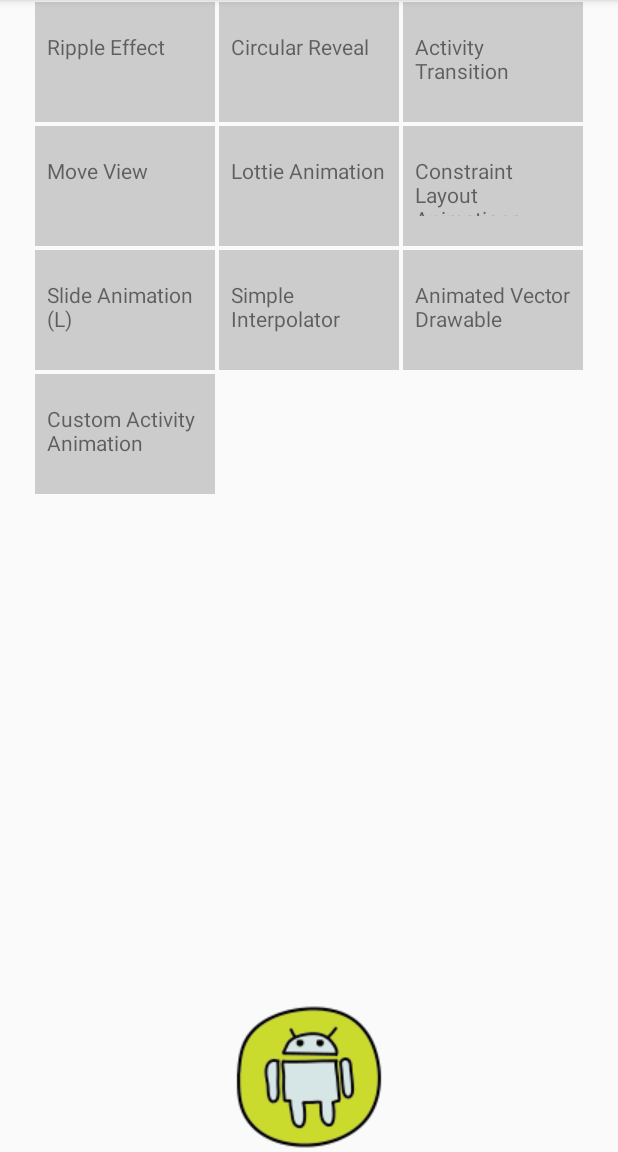
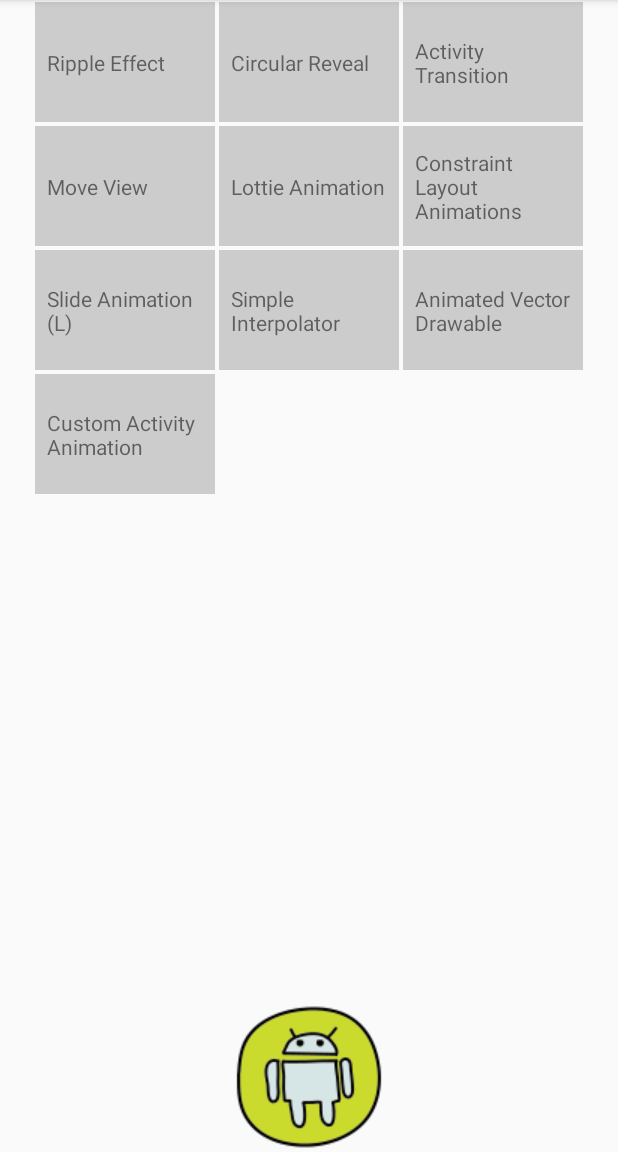
Before and after one commit to djnotes/MaterialAnimations, an Android app: the screen it shows after launch (MainActivity), on a phone screen of 412 x 824 dp, the part 84-1236 px from its top. Run offline under Robolectric (Android 15) with nearby library versions, the phone set to English and light mode, and no system bars.

Commit message:
Some bug fixes

```diff
--- a/AnimationsApp/app/src/main/java/com/udemy/mehdi/materialanimations/MainActivity.java
+++ b/AnimationsApp/app/src/main/java/com/udemy/mehdi/materialanimations/MainActivity.java
@@ -78,8 +78,10 @@ public class MainActivity extends AppCompatActivity implements MyAdapter.OnItemC
                 break;
             case R.string.simple_interpolator:
                 initInterpolator(view);
+                break;
             case R.string.animated_vector_drawable:
                 startActivity(new Intent(mContext, AVD_Activity.class));
+                break;
             case R.string.custom_activity_animation:
                 startActivity(new Intent(mContext, CustomAnimationActivity.class));
                 break;
--- a/AnimationsApp/app/src/main/res/layout/recycler_item.xml
+++ b/AnimationsApp/app/src/main/res/layout/recycler_item.xml
@@ -9,7 +9,8 @@
 <TextView
     android:id="@+id/title"
     android:layout_width="wrap_content"
-    android:layout_height="?attr/actionBarSize"
+    android:layout_height="wrap_content"
+    android:scrollbars="vertical"
     android:padding="@dimen/padding"
     app:layout_constraintTop_toTopOf="parent"
     app:layout_constraintBottom_toBottomOf="parent"
```
